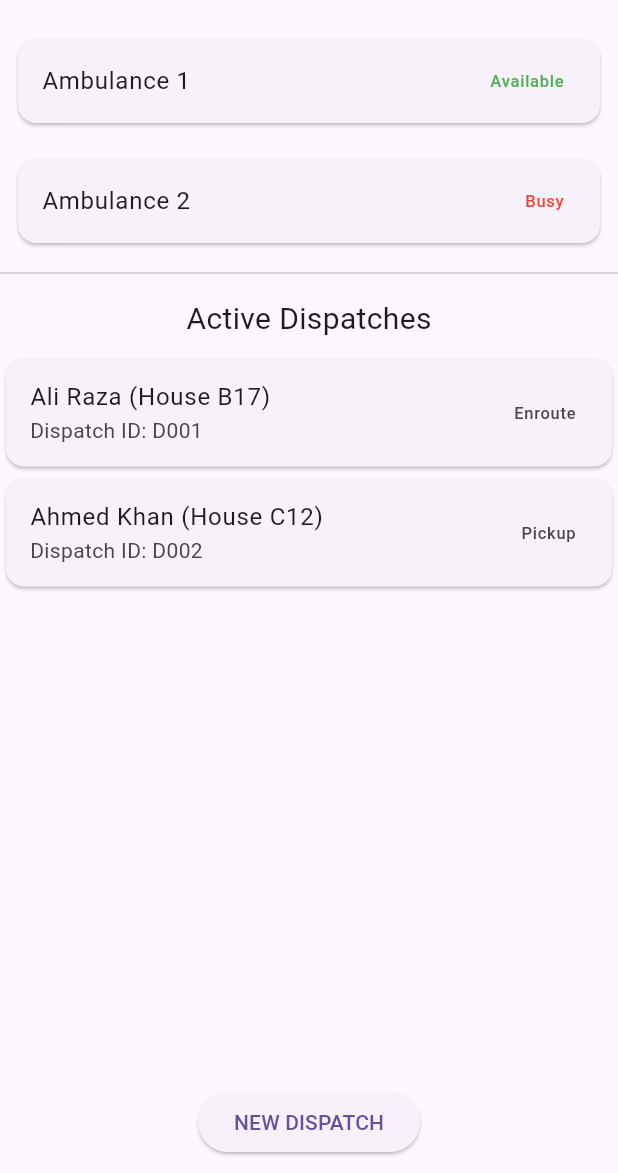
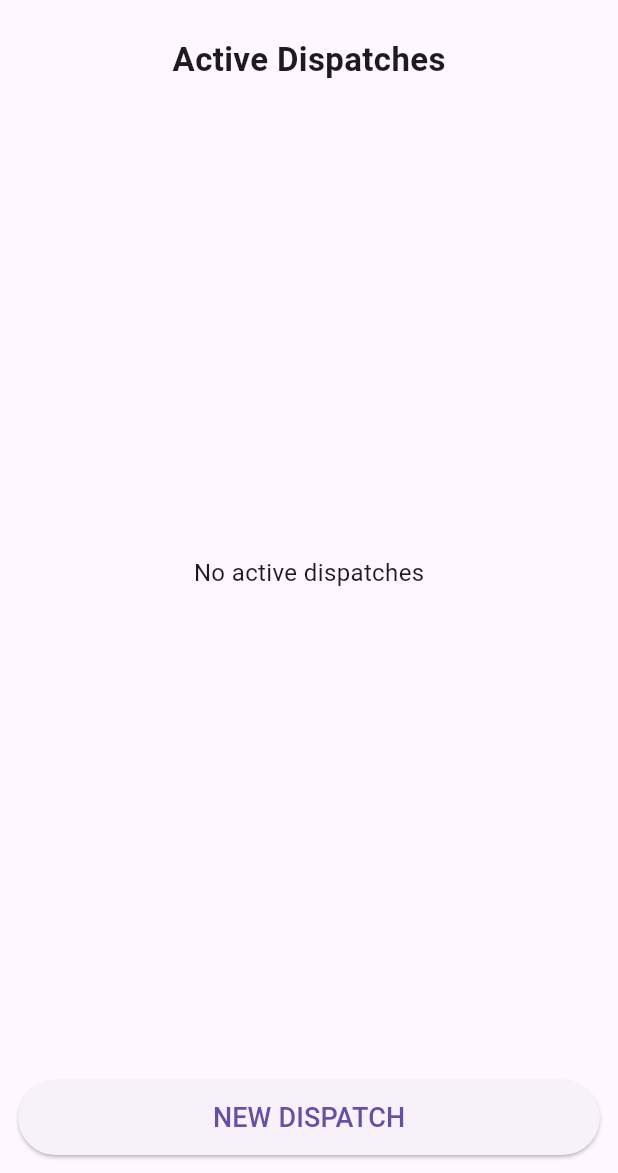
Before and after one commit to AwaizFatima08/ambulance-dispatch-system, a Flutter app: the screen it shows after launch, on a phone screen of 412 x 824 dp, the part 63-1236 px from its top. Run offline on Flutter 3.47's test engine with Material 3 defaults, Android fonts, the phone set to English and light mode, and no system bars.

Commit message:
Milestone: working dispatch creation and dashboard display using DispatchService

```diff
--- a/lib/models/dispatch.dart
+++ b/lib/models/dispatch.dart
@@ -1,21 +1,21 @@
 class Dispatch {
-
-  String id;
-  String patientName;
-  String houseNumber;
-  String condition;
-  String dispatchType;
-  String ambulanceId;
+  final String id;
+  final String employeeNumber;
+  final String patientName;
+  final String houseNumber;
+  final String condition;
+  final String ambulance;
+  final String notes;
   String status;
 
   Dispatch({
     required this.id,
+    required this.employeeNumber,
     required this.patientName,
     required this.houseNumber,
     required this.condition,
-    required this.dispatchType,
-    required this.ambulanceId,
-    required this.status,
+    required this.ambulance,
+    required this.notes,
+    this.status = "Pending",
   });
-
 }
--- a/lib/screens/dashboard_screen.dart
+++ b/lib/screens/dashboard_screen.dart
@@ -1,112 +1,145 @@
 import 'package:flutter/material.dart';
+import '../services/dispatch_service.dart';
+import '../models/dispatch.dart';
 import 'create_dispatch_screen.dart';
 
 class DashboardScreen extends StatefulWidget {
+  const DashboardScreen({super.key});
+
   @override
-  _DashboardScreenState createState() => _DashboardScreenState();
+  State<DashboardScreen> createState() => _DashboardScreenState();
 }
 
 class _DashboardScreenState extends State<DashboardScreen> {
 
-  List<Map<String, String>> dispatches = [
-    {
-      "id": "D001",
-      "patient": "Ali Raza",
-      "house": "B17",
-      "status": "Enroute"
-    },
-    {
-      "id": "D002",
-      "patient": "Ahmed Khan",
-      "house": "C12",
-      "status": "Pickup"
-    },
-  ];
+  final DispatchService dispatchService = DispatchService();
 
   @override
   Widget build(BuildContext context) {
 
     return Scaffold(
       appBar: AppBar(
-        title: Text("Ambulance Dispatch Dashboard"),
+        title: const Text("Ambulance Dispatch Dashboard"),
       ),
 
       body: Column(
         children: [
 
-          // Ambulance Status Section
+          const SizedBox(height: 10),
+
+          const Text(
+            "Active Dispatches",
+            style: TextStyle(
+              fontSize: 22,
+              fontWeight: FontWeight.bold,
+            ),
+          ),
+
+          const SizedBox(height: 10),
+
+          Expanded(
+            child: dispatchService.dispatches.isEmpty
+                ? const Center(
+                    child: Text(
+                      "No active dispatches",
+                      style: TextStyle(fontSize: 16),
+                    ),
+                  )
+
+                : ListView.builder(
+                    itemCount: dispatchService.dispatches.length,
+                    itemBuilder: (context, index) {
+
+                      Dispatch dispatch =
+                          dispatchService.dispatches[index];
+
+                      return Card(
+                        margin: const EdgeInsets.symmetric(
+                            horizontal: 12, vertical: 6),
+
+                        child: Padding(
+                          padding: const EdgeInsets.all(12),
+
+                          child: Column(
+                            crossAxisAlignment:
+                                CrossAxisAlignment.start,
+
+                            children: [
+
+                              Row(
+                                mainAxisAlignment:
+                                    MainAxisAlignment.spaceBetween,
+
+                                children: [
+
+                                  Text(
+                                    dispatch.patientName,
+                                    style: const TextStyle(
+                                      fontSize: 18,
+                                      fontWeight: FontWeight.bold,
+                                    ),
+                                  ),
+
+                                  Text(
+                                    dispatch.status,
+                                    style: const TextStyle(
+                                      fontWeight: FontWeight.bold,
+                                    ),
+                                  ),
+                                ],
+                              ),
+
+                              const SizedBox(height: 8),
+
+                              Text(
+                                "House: ${dispatch.houseNumber}",
+                                style:
+                                    const TextStyle(fontSize: 16),
+                              ),
+
+                              Text(
+                                "Condition: ${dispatch.condition}",
+                                style:
+                                    const TextStyle(fontSize: 16),
+                              ),
+                            ],
+                          ),
+                        ),
+                      );
+                    },
+                  ),
+          ),
+
+          const SizedBox(height: 10),
+
           Padding(
-            padding: EdgeInsets.all(8),
-            child: Card(
-              child: ListTile(
-                title: Text("Ambulance 1"),
-                trailing: Text(
-                  "Available",
-                  style: TextStyle(color: Colors.green),
+            padding: const EdgeInsets.all(12),
+
+            child: SizedBox(
+              width: double.infinity,
+              height: 50,
+
+              child: ElevatedButton(
+                onPressed: () async {
+
+                  await Navigator.push(
+                    context,
+                    MaterialPageRoute(
+                      builder: (context) =>
+                          const CreateDispatchScreen(),
+                    ),
+                  );
+
+                  setState(() {});
+                },
+
+                child: const Text(
+                  "NEW DISPATCH",
+                  style: TextStyle(fontSize: 18),
                 ),
               ),
             ),
           ),
-
-          Padding(
-            padding: EdgeInsets.all(8),
-            child: Card(
-              child: ListTile(
-                title: Text("Ambulance 2"),
-                trailing: Text(
-                  "Busy",
-                  style: TextStyle(color: Colors.red),
-                ),
-              ),
-            ),
-          ),
-
-          Divider(),
-
-          Padding(
-            padding: EdgeInsets.all(8),
-            child: Text(
-              "Active Dispatches",
-              style: TextStyle(fontSize: 20),
-            ),
-          ),
-
-          Expanded(
-            child: ListView.builder(
-              itemCount: dispatches.length,
-              itemBuilder: (context, index) {
-
-                final d = dispatches[index];
-
-                return Card(
-                  child: ListTile(
-                    title: Text("${d['patient']} (House ${d['house']})"),
-                    subtitle: Text("Dispatch ID: ${d['id']}"),
-                    trailing: Text(d['status']!),
-                  ),
-                );
-
-              },
-            ),
-          ),
-
-          Padding(
-            padding: EdgeInsets.all(10),
-            child: ElevatedButton(
-              onPressed: () {
-
-                Navigator.push(
-                  context,
-                  MaterialPageRoute(
-                    builder: (context) => CreateDispatchScreen(),
-                  ),
-                );
-
-              },
-              child: Text("NEW DISPATCH"),
-            ),
-          )
-
         ],
       ),
     );
--- /dev/null
+++ b/lib/services/dispatch_service.dart
@@ -0,0 +1,20 @@
+import '../models/dispatch.dart';
+
+class DispatchService {
+
+  static final DispatchService _instance = DispatchService._internal();
+
+  factory DispatchService() {
+    return _instance;
+  }
+
+  DispatchService._internal();
+
+  final List<Dispatch> _dispatchList = [];
+
+  List<Dispatch> get dispatches => _dispatchList;
+
+  void addDispatch(Dispatch dispatch) {
+    _dispatchList.insert(0, dispatch);
+  }
+}
```
Also changed, not shown: lib/screens/create_dispatch_screen.dart (+41 -43 lines), 2 other files.
